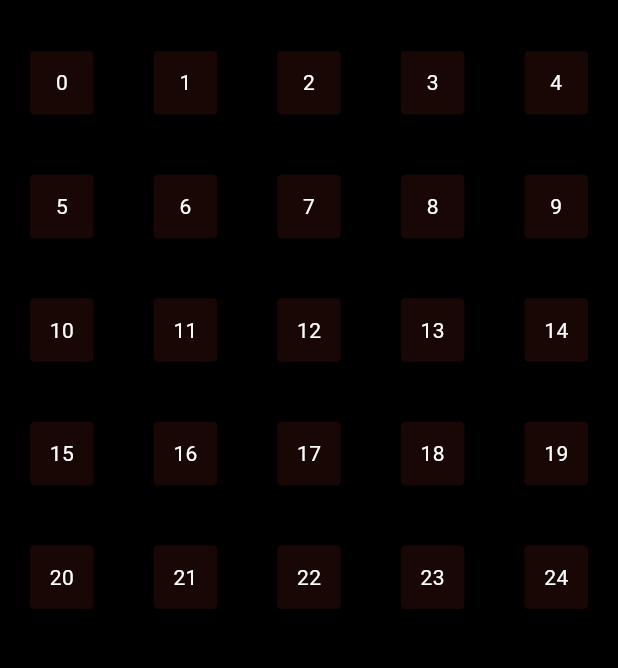
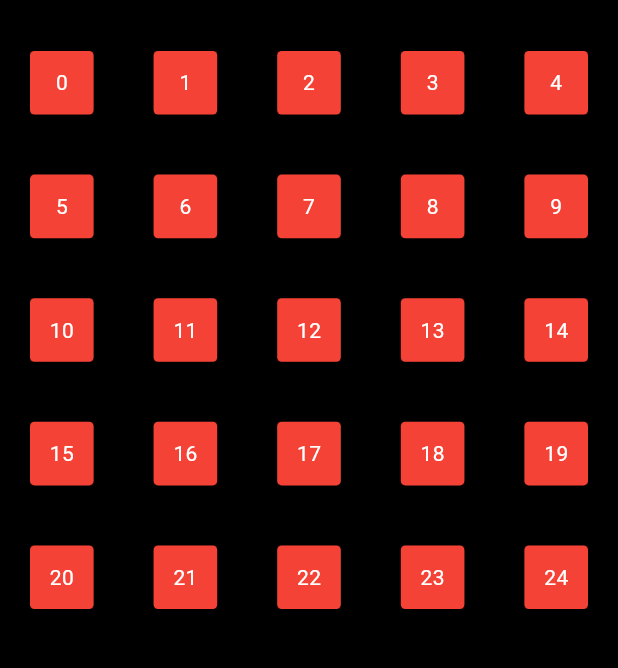
Before and after one commit to asuracoder91/ani_challenge, a Flutter app: the StwoSecondChallenge screen opened directly, on a phone screen of 412 x 824 dp, the part 63-731 px from its top. Run offline on Flutter 3.47's test engine with Material 3 defaults, Android fonts, the phone set to English and light mode, and no system bars; our stand-ins replace flutter_animate, lottie; Roboto replaces fonts that are missing (Pretendard); project files that could hold a hidden picture were left out.

Commit message:
feat: season2 - challenge2 in progress

```diff
--- a/lib/screens/season2_second.dart
+++ b/lib/screens/season2_second.dart
@@ -9,11 +9,21 @@ class StwoSecondChallenge extends StatefulWidget {
 
 class _StwoSecondChallenge extends State<StwoSecondChallenge>
     with TickerProviderStateMixin {
+  late List<Animation<Decoration>> _tileAnimations;
+  late List<Animation<Decoration>> _showTileAnimations;
   late AnimationController _controller;
-  late List<Animation> _tileAnimations;
+
   late AnimationController _secondController;
-  late List<Animation> _secondTileAnimations;
-  bool secondAnimationTrigger = false;
+
+  final BoxDecoration _redBox = BoxDecoration(
+    color: Colors.red,
+    borderRadius: BorderRadius.circular(3),
+  );
+
+  final BoxDecoration _blackBox = BoxDecoration(
+    color: Colors.red.withOpacity(0.1),
+    borderRadius: BorderRadius.circular(0),
+  );
 
   List<int> animationOrder = [
     24,
@@ -49,23 +59,34 @@ class _StwoSecondChallenge extends State<StwoSecondChallenge>
     _controller = AnimationController(
       duration: const Duration(seconds: 2),
       vsync: this,
-    );
-
+    )..addStatusListener((status) {
+        if (status == AnimationStatus.forward) {
+          Future.delayed(const Duration(milliseconds: 1000), () {
+            _secondController.forward();
+          });
+        }
+        if (status == AnimationStatus.completed) {
+          _controller.reset();
+          _controller.forward();
+        }
+      });
     _secondController = AnimationController(
-      duration: const Duration(seconds: 2),
+      duration: const Duration(milliseconds: 1000),
       vsync: this,
-    );
-
-    _tileAnimations = List.generate(25, (i) {
+    )..addStatusListener((status) {
+        if (status == AnimationStatus.completed) {
+          _secondController.reset();
+          _controller.forward();
+        }
+      });
+    _tileAnimations = List<Animation<Decoration>>.generate(25, (i) {
       int index = animationOrder.indexOf(i);
       double start = index * (2 / 100.0);
-
       double end = start + 0.5;
-      if (i == 2) {
-        _secondController.forward();
-      }
-      return ColorTween(begin: Colors.red, end: Colors.red.withOpacity(0.1))
-          .animate(
+      return DecorationTween(
+        begin: _redBox,
+        end: _blackBox,
+      ).animate(
         CurvedAnimation(
           parent: _controller,
           curve: Interval(start, end, curve: Curves.easeOutQuart),
@@ -73,18 +94,19 @@ class _StwoSecondChallenge extends State<StwoSecondChallenge>
       );
     });
 
-    // _secondTileAnimations 구현
-
-    _controller.addStatusListener((status) {
-      if (status == AnimationStatus.completed) {
-        _secondController.forward();
-      }
-    });
-
-    _secondController.addStatusListener((status) {
-      if (status == AnimationStatus.completed) {
-        _controller.forward();
-      }
+    _showTileAnimations = List<Animation<Decoration>>.generate(25, (i) {
+      int index = animationOrder.indexOf(i);
+      double start = index * (2 / 100.0);
+      double end = start + 0.01;
+      return DecorationTween(
+        begin: _blackBox,
+        end: _redBox,
+      ).animate(
+        CurvedAnimation(
+          parent: _secondController,
+          curve: Interval(start, end, curve: Curves.linear),
+        ),
+      );
     });
 
     _controller.forward();
@@ -117,30 +139,25 @@ class _StwoSecondChallenge extends State<StwoSecondChallenge>
       body: GridView.builder(
         gridDelegate:
             const SliverGridDelegateWithFixedCrossAxisCount(crossAxisCount: 5),
-        itemBuilder: (context, index) => AnimatedBuilder(
-          animation: _controller.isAnimating
-              ? _tileAnimations[index]
-              : _secondTileAnimations[index],
-          builder: (context, child) {
+        itemBuilder: (context, index) {
           return Container(
             margin: const EdgeInsets.all(20.0),
             width: 24,
             height: 24,
-              decoration: BoxDecoration(
-                borderRadius: BorderRadius.circular(3),
-                color: _controller.isAnimating
-                    ? _tileAnimations[index].value
-                    : _secondTileAnimations[index].value,
-              ),
+            child: DecoratedBoxTransition(
+              decoration: _showTileAnimations[index],
+              child: DecoratedBoxTransition(
+                decoration: _tileAnimations[index],
                 child: Center(
                   child: Text(
                     '$index',
                     style: const TextStyle(color: Colors.white),
-              )),
+                  ),
+                ),
+              ),
+            ),
           );
         },
-          child: Container(),
-        ),
         itemCount: 25,
       ),
     );
```
Also changed, not shown: 1 other file. Lines whose indentation alone changed are shown as unchanged.
